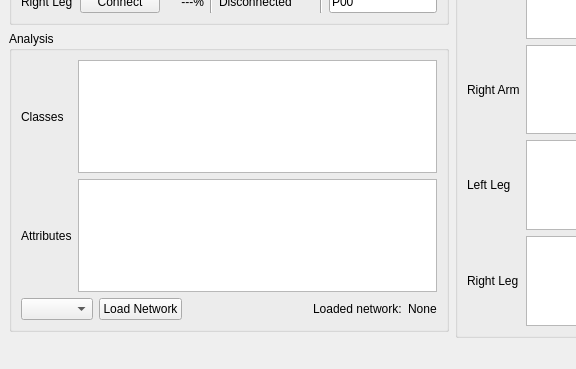
This is src/gui2.ui in Halloerik/IMU_recording_tool as Qt 5 draws it before an edit; both pictures show x 0 to 576 and y 185 to 554 of the 826 by 554 pixel window. The edited form follows.
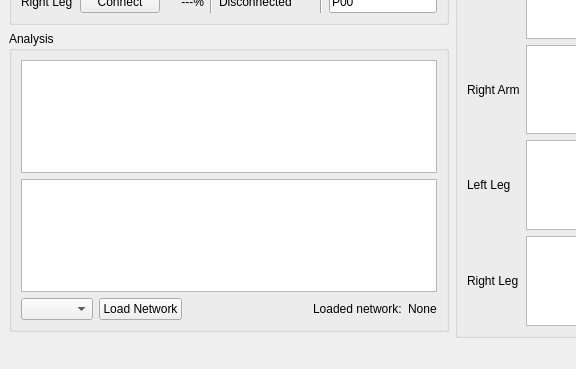
This is the edited form. Custom widgets are drawn as their Qt base class.

What changed in the file:
```diff
--- a/src/gui2.ui
+++ b/src/gui2.ui
@@ -497,7 +497,7 @@
          </item>
         </layout>
        </item>
-       <item row="0" column="1">
+       <item row="0" column="0" colspan="2">
         <widget class="PlotWidget" name="graphicsView_c">
          <property name="sizePolicy">
           <sizepolicy hsizetype="Expanding" vsizetype="Expanding">
@@ -519,33 +519,7 @@
          </property>
         </widget>
        </item>
-       <item row="0" column="0">
-        <widget class="QLabel" name="label_17">
-         <property name="sizePolicy">
-          <sizepolicy hsizetype="Minimum" vsizetype="Preferred">
-           <horstretch>0</horstretch>
-           <verstretch>0</verstretch>
-          </sizepolicy>
-         </property>
-         <property name="text">
-          <string>Classes</string>
-         </property>
-        </widget>
-       </item>
-       <item row="1" column="0">
-        <widget class="QLabel" name="label_16">
-         <property name="sizePolicy">
-          <sizepolicy hsizetype="Minimum" vsizetype="Preferred">
-           <horstretch>0</horstretch>
-           <verstretch>0</verstretch>
-          </sizepolicy>
-         </property>
-         <property name="text">
-          <string>Attributes</string>
-         </property>
-        </widget>
-       </item>
-       <item row="1" column="1">
+       <item row="1" column="0" colspan="2">
         <widget class="PlotWidget" name="graphicsView_a">
          <property name="sizePolicy">
           <sizepolicy hsizetype="Expanding" vsizetype="Expanding">
```
